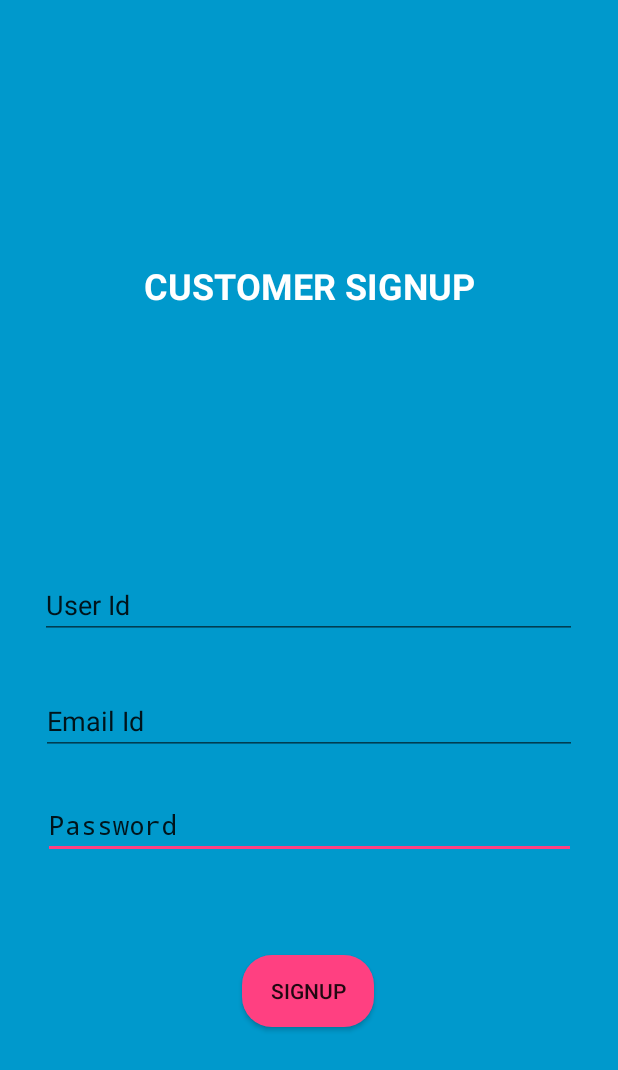
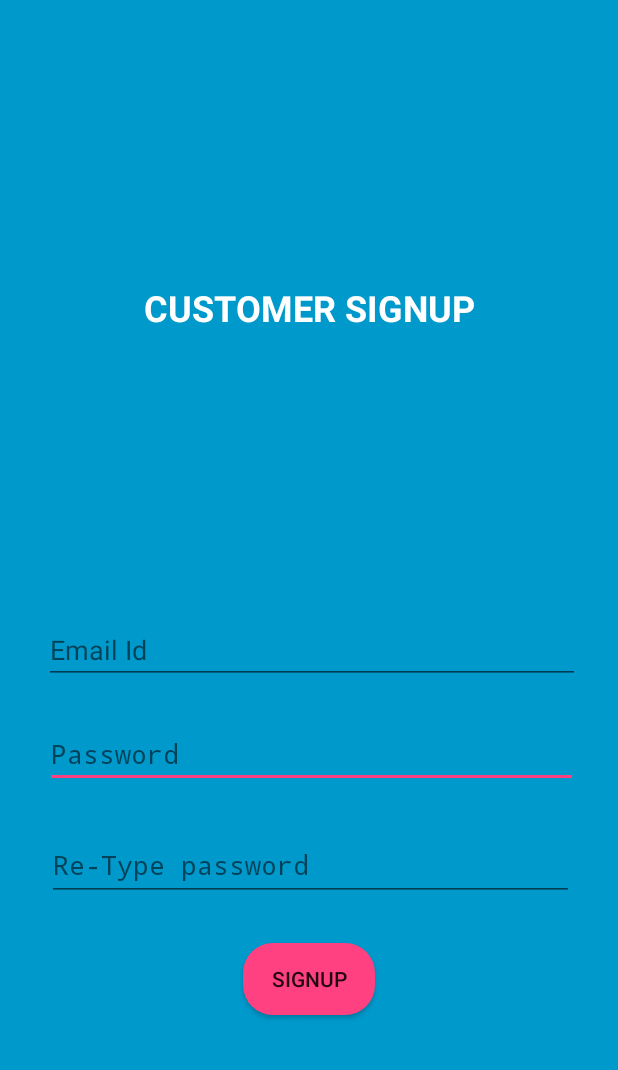
Before and after one commit to maruthicreat/smartshoppingauth, an Android app: the CustomerSignup screen opened directly, with no data from a screen before it, after a tap on "SIGNUP", on a phone screen of 412 x 824 dp. Shown: the top 1070 px of the screen. Run offline under Robolectric (Android 15) with nearby library versions, the phone set to English and light mode, and no system bars; our stand-ins replace Firebase (no records; nobody signed in at launch, a user with empty details on screens opened directly).

Commit message:
modify the sign up page

```diff
--- a/app/src/main/java/com/example/maruthiraja/smartshopping/CustomerSignup.java
+++ b/app/src/main/java/com/example/maruthiraja/smartshopping/CustomerSignup.java
@@ -23,12 +23,12 @@ public class CustomerSignup extends Activity{
     DatabaseReference mDatabase;
     FirebaseAuth firebaseAuth;
     ProgressDialog progressDialog;
-    EditText userId,emailId,password;
+    EditText repass,emailId,password;
     @Override
     protected void onCreate(@Nullable Bundle savedInstanceState) {
         super.onCreate(savedInstanceState);
         setContentView(R.layout.cussignuppage);
-        userId = (EditText)findViewById(R.id.CUserId);
+        repass = (EditText)findViewById(R.id.Cretypepass);
         emailId = (EditText) findViewById(R.id.CEmail);
         password = (EditText) findViewById(R.id.CPass);
         progressDialog = new ProgressDialog(this);
@@ -38,40 +38,39 @@ public class CustomerSignup extends Activity{
 
     public void storeUserData(View view)
     {
-        if(TextUtils.isEmpty(userId.getText()) && TextUtils.isEmpty(userId.getText()) && TextUtils.isEmpty(userId.getText()))
-        {
-            Toast.makeText(this, "Don't leave blank field", Toast.LENGTH_SHORT).show();
-        }
-        else {
-            final String userid = userId.getText().toString().trim();
+
+            final String rep = repass.getText().toString().trim();
             final String emailid = emailId.getText().toString().trim();
             final String passwordid = password.getText().toString().trim();
-            if (TextUtils.isEmpty(userid) && TextUtils.isEmpty(emailid) && TextUtils.isEmpty(passwordid)){
+            if (TextUtils.isEmpty(rep) && TextUtils.isEmpty(emailid) && TextUtils.isEmpty(passwordid)){
                 Toast.makeText(this, "Pls fill the text fields...!!!", Toast.LENGTH_SHORT).show();
             }
             else {
+                if (rep.equals(passwordid))
+                {
                     progressDialog.setMessage("Signing Up...!!!");
                     progressDialog.show();
-                firebaseAuth.createUserWithEmailAndPassword(userid,passwordid).addOnCompleteListener(new OnCompleteListener<AuthResult>() {
+                    firebaseAuth.createUserWithEmailAndPassword(emailid, passwordid).addOnCompleteListener(new OnCompleteListener<AuthResult>() {
                         @Override
                         public void onComplete(@NonNull Task<AuthResult> task) {
-                        if (task.isSuccessful())
-                        {
+                            if (task.isSuccessful()) {
                                 String u_id = firebaseAuth.getCurrentUser().getUid();
                                 DatabaseReference c_uid = mDatabase.child(u_id);
-                            c_uid.child("user_id").setValue(userid);
+                                c_uid.child("user_id").setValue("1");
                                 c_uid.child("mail_id").setValue(emailid);
                                 c_uid.child("password").setValue(passwordid);
                                 progressDialog.dismiss();
                                 Toast.makeText(CustomerSignup.this, "You are Successfully Signed up...!!!", Toast.LENGTH_SHORT).show();
-                        }
-                        else {
+                            } else {
                                 progressDialog.dismiss();
                                 Toast.makeText(CustomerSignup.this, "You are Already Signed up...!!!", Toast.LENGTH_SHORT).show();
                             }
                         }
                     });
                 }
+                else {
+                    Toast.makeText(this, "Pls Check the Re-Type Password..!!!", Toast.LENGTH_SHORT).show();
                 }
             }
     }
+}
--- a/app/src/main/res/layout/cussignuppage.xml
+++ b/app/src/main/res/layout/cussignuppage.xml
@@ -12,15 +12,16 @@
         android:layout_height="wrap_content"
         android:layout_below="@+id/CEmail"
         android:layout_centerHorizontal="true"
-        android:layout_marginBottom="64dp"
+        android:layout_marginBottom="28dp"
         android:layout_marginEnd="8dp"
         android:layout_marginStart="8dp"
         android:ems="10"
         android:hint="@string/password"
         android:inputType="textPassword"
-        android:textColorHint="@color/common_google_signin_btn_text_light_pressed"
-        app:layout_constraintBottom_toTopOf="@+id/button4"
+        android:textColorHint="@color/common_google_signin_btn_text_light_focused"
+        app:layout_constraintBottom_toTopOf="@+id/Cretypepass"
         app:layout_constraintEnd_toEndOf="parent"
+        app:layout_constraintHorizontal_bias="0.538"
         app:layout_constraintStart_toStartOf="parent" />
 
     <EditText
@@ -36,9 +37,10 @@
         android:ems="10"
         android:hint="@string/mail_id"
         android:inputType="textPersonName"
-        android:textColorHint="@color/common_google_signin_btn_text_light_pressed"
+        android:textColorHint="@color/common_google_signin_btn_text_light_focused"
         app:layout_constraintBottom_toTopOf="@+id/CPass"
         app:layout_constraintEnd_toEndOf="parent"
+        app:layout_constraintHorizontal_bias="0.545"
         app:layout_constraintStart_toStartOf="parent" />
 
     <TextView
@@ -60,34 +62,14 @@
         android:layout_height="wrap_content"
         android:layout_below="@+id/CPass"
         android:layout_centerHorizontal="true"
-        android:layout_marginBottom="28dp"
+        android:layout_marginBottom="36dp"
         android:layout_marginEnd="8dp"
-        android:onClick="storeUserData"
         android:layout_marginStart="8dp"
         android:background="@drawable/loginbutton"
+        android:onClick="storeUserData"
         android:text="@string/signup"
         app:layout_constraintBottom_toTopOf="@+id/textView3"
         app:layout_constraintEnd_toEndOf="parent"
-        app:layout_constraintHorizontal_bias="0.498"
-        app:layout_constraintStart_toStartOf="parent" />
-
-    <EditText
-        android:id="@+id/CUserId"
-        android:layout_width="358dp"
-        android:layout_height="wrap_content"
-        android:layout_alignEnd="@+id/CPass"
-        android:layout_alignRight="@+id/CPass"
-        android:layout_below="@+id/button4"
-        android:layout_marginBottom="32dp"
-        android:layout_marginEnd="8dp"
-        android:layout_marginStart="8dp"
-        android:ems="10"
-        android:hint="@string/user_id"
-        android:inputType="textPersonName"
-        android:textColorHint="@color/common_google_signin_btn_text_light_pressed"
-        app:layout_constraintBottom_toTopOf="@+id/CEmail"
-        app:layout_constraintEnd_toEndOf="parent"
-        app:layout_constraintHorizontal_bias="0.486"
         app:layout_constraintStart_toStartOf="parent" />
 
     <TextView
@@ -103,9 +85,25 @@
         android:textColor="@android:color/background_light"
         android:textSize="24sp"
         android:textStyle="bold"
-        app:layout_constraintBottom_toTopOf="@+id/CUserId"
+        app:layout_constraintBottom_toTopOf="@+id/CEmail"
         app:layout_constraintEnd_toEndOf="parent"
         app:layout_constraintStart_toStartOf="parent"
         app:layout_constraintTop_toTopOf="parent" />
 
+    <EditText
+        android:id="@+id/Cretypepass"
+        android:layout_width="351dp"
+        android:layout_height="47dp"
+        android:layout_marginBottom="28dp"
+        android:layout_marginEnd="8dp"
+        android:layout_marginStart="8dp"
+        android:ems="10"
+        android:hint="@string/re_type_password"
+        android:inputType="textPassword"
+        android:textColorHint="@color/common_google_signin_btn_text_light_focused"
+        app:layout_constraintBottom_toTopOf="@+id/button4"
+        app:layout_constraintEnd_toEndOf="parent"
+        app:layout_constraintHorizontal_bias="0.529"
+        app:layout_constraintStart_toStartOf="parent" />
+
 </android.support.constraint.ConstraintLayout>
--- a/app/src/main/res/values/strings.xml
+++ b/app/src/main/res/values/strings.xml
@@ -24,4 +24,6 @@
     <string name="action_logout">Logout</string>
     <string name="title_activity_customerfistpage">customerfistpage</string>
     <string name="title_activity_shopkeeperfirstpage">shopkeeperfirstpage</string>
+    <string name="re_type_password">Re-Type password</string>
+
 </resources>
```
Also changed, not shown: app/src/main/java/com/example/maruthiraja/smartshopping/ShopkeeperSignup.java (+13 -10 lines), app/src/main/res/layout/shopsignuppage.xml (+23 -25 lines). Lines whose indentation alone changed are shown as unchanged.
